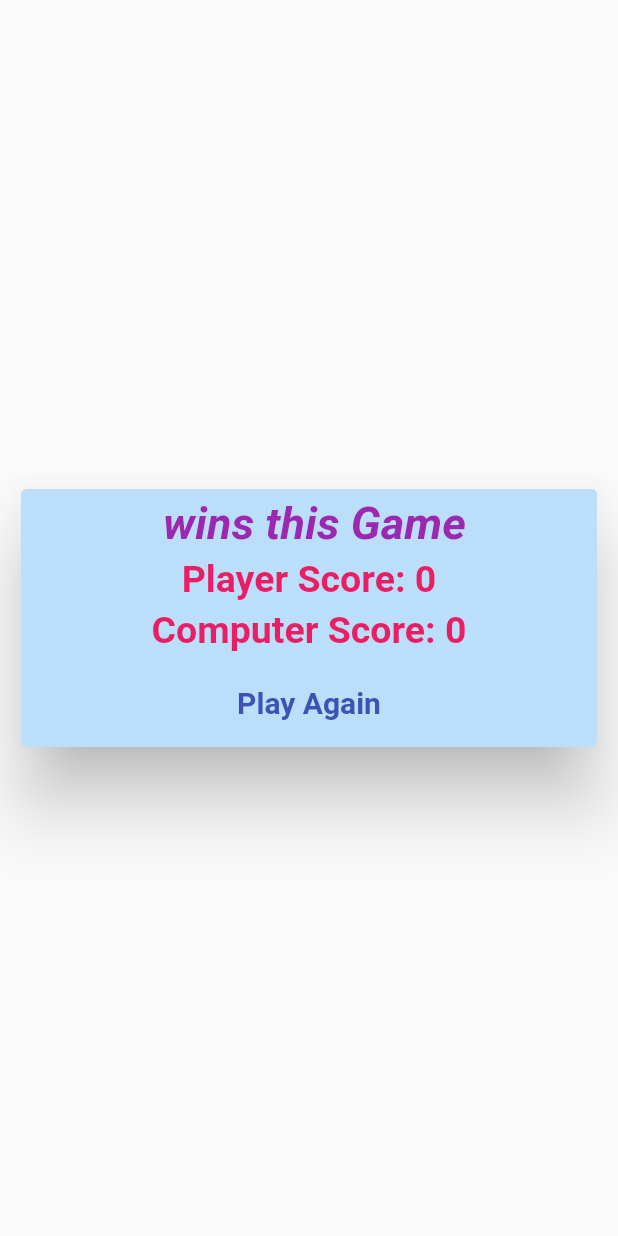
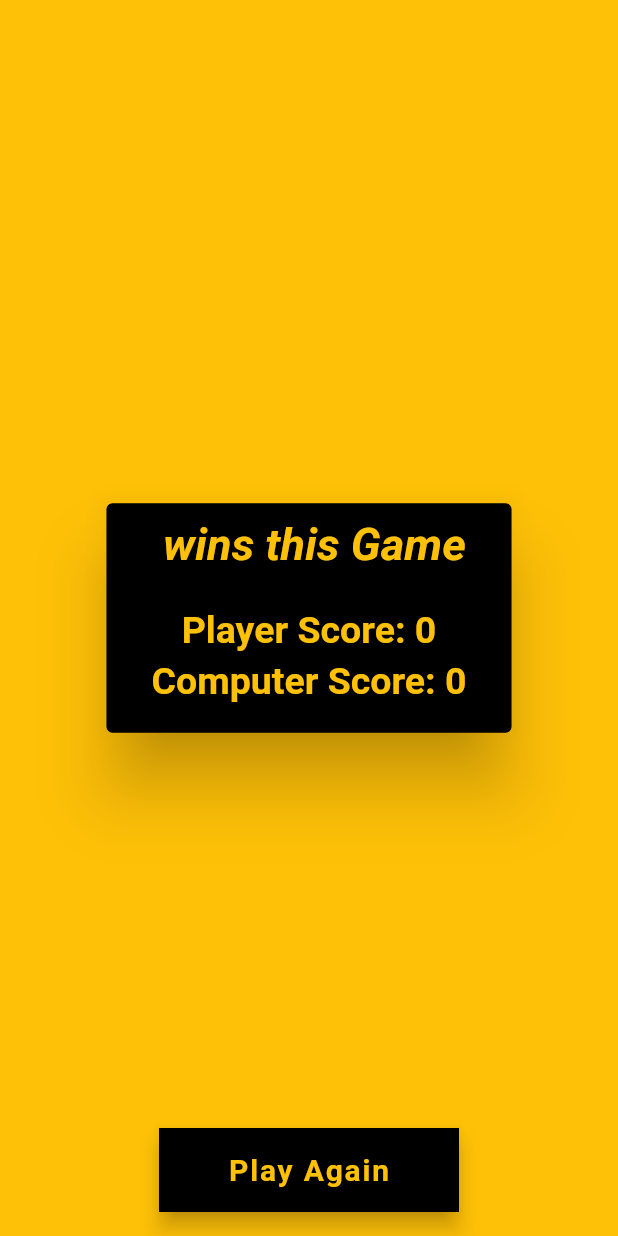
Before and after one commit to namsac16/odd_eve, a Flutter app: the Result screen opened directly with empty values, on a phone screen of 412 x 824 dp. Run offline on Flutter 3.47's test engine with Material 2 defaults, Android fonts, the phone set to English and light mode, and no system bars.

Commit message:
Updated Result UI

```diff
--- a/lib/home.dart
+++ b/lib/home.dart
@@ -27,15 +27,6 @@ class HomeScreen extends StatelessWidget {
                     ),
                   ),
                   SizedBox(height: 20),
-                  // MaterialButton(
-                  //   color: Colors.indigoAccent,
-                  //   minWidth: 100,
-                  //   onPressed: indexHandler,
-                  //   child: Text(
-                  //     "Play",
-                  //     style: TextStyle(color: Colors.white),
-                  //   ),
-                  // ),
                 ],
               ),
             ),
@@ -65,7 +56,10 @@ class HomeScreen extends StatelessWidget {
         width: 100,
         child: FloatingActionButton(
           onPressed: indexHandler,
-          child: Text("Play"),
+          child: Text(
+            "Play",
+            style: TextStyle(fontSize: 20.0, fontWeight: FontWeight.bold),
+          ),
           backgroundColor: Colors.black,
           foregroundColor: Colors.amber,
           shape: BeveledRectangleBorder(),
--- a/lib/main.dart
+++ b/lib/main.dart
@@ -35,12 +35,7 @@ class _MyAppState extends State<MyApp> {
   Widget build(BuildContext context) {
     return MaterialApp(
       debugShowCheckedModeBanner: false,
-      theme: ThemeData(primarySwatch: Colors.blueGrey),
       home: Scaffold(
-        // appBar: AppBar(
-        //   title: Text("ODD EVE"),
-        //   centerTitle: true,
-        // ),
         body: (index == -1)
             ? HomeScreen(incIndex)
             : (index < 2)
--- a/lib/result.dart
+++ b/lib/result.dart
@@ -10,15 +10,19 @@ class Result extends StatelessWidget {
 
   @override
   Widget build(BuildContext context) {
-    return Center(
+    return Scaffold(
+      body: Container(
+        color: Colors.amber,
+        child: Center(
+          child: Column(
+            mainAxisAlignment: MainAxisAlignment.center,
+            children: [
+              Card(
+                color: Colors.black,
+                elevation: 20.0,
                 child: Container(
-        width: double.infinity,
-        height: 200.0,
-        padding: EdgeInsets.all(10),
-        //margin: EdgeInsets.all(10),
-        child: Card(
-          color: Colors.blue[100],
-          elevation: 20.0,
+                  padding:
+                      EdgeInsets.symmetric(vertical: 10.0, horizontal: 30.0),
                   child: Column(
                     mainAxisAlignment: MainAxisAlignment.center,
                     children: [
@@ -29,7 +33,7 @@ class Result extends StatelessWidget {
                                   fontSize: 30.0,
                                   fontStyle: FontStyle.italic,
                                   fontWeight: FontWeight.bold,
-                          color: Colors.purple[500]),
+                                  color: Colors.amber),
                             )
                           : Text(
                               "$winner wins this Game",
@@ -37,15 +41,16 @@ class Result extends StatelessWidget {
                                   fontSize: 30.0,
                                   fontStyle: FontStyle.italic,
                                   fontWeight: FontWeight.bold,
-                          color: Colors.purple[500]),
+                                  color: Colors.amber),
+                              textAlign: TextAlign.center,
                             ),
-              SizedBox(height: 5),
+                      SizedBox(height: 25),
                       Text(
                         "Player Score: $pScore",
                         style: TextStyle(
                             fontSize: 25.0,
                             fontWeight: FontWeight.bold,
-                    color: Colors.pink[500]),
+                            color: Colors.amber),
                       ),
                       SizedBox(height: 5),
                       Text(
@@ -53,23 +58,31 @@ class Result extends StatelessWidget {
                         style: TextStyle(
                             fontSize: 25.0,
                             fontWeight: FontWeight.bold,
-                    color: Colors.pink[500]),
+                            color: Colors.amber),
                       ),
                       SizedBox(height: 10),
-              TextButton(
-                onPressed: indexHandler,
-                child: Text(
-                  "Play Again",
-                  style: TextStyle(
-                      fontSize: 20.0,
-                      fontWeight: FontWeight.bold,
-                      color: Colors.indigo),
-                ),
-              )
                     ],
                   ),
                 ),
               ),
+            ],
+          ),
+        ),
+      ),
+      floatingActionButton: Container(
+        width: 200,
+        child: FloatingActionButton(
+          onPressed: indexHandler,
+          child: Text(
+            "Play Again",
+            style: TextStyle(fontSize: 20.0, fontWeight: FontWeight.bold),
+          ),
+          backgroundColor: Colors.black,
+          foregroundColor: Colors.amber,
+          shape: BeveledRectangleBorder(),
+        ),
+      ),
+      floatingActionButtonLocation: FloatingActionButtonLocation.centerFloat,
     );
   }
 }
```
Lines whose indentation alone changed are shown as unchanged.
